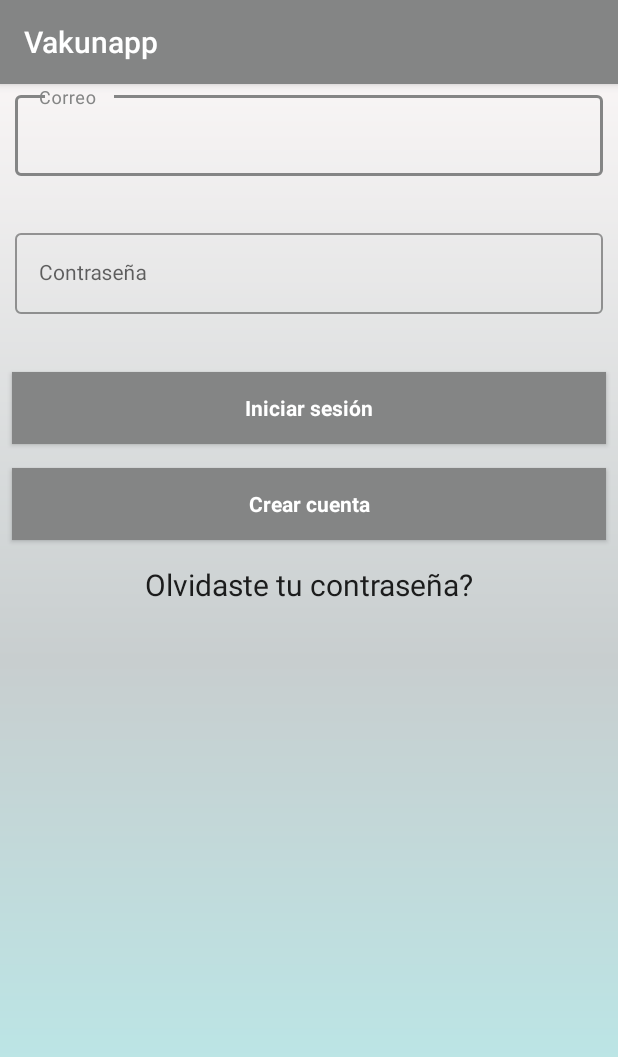
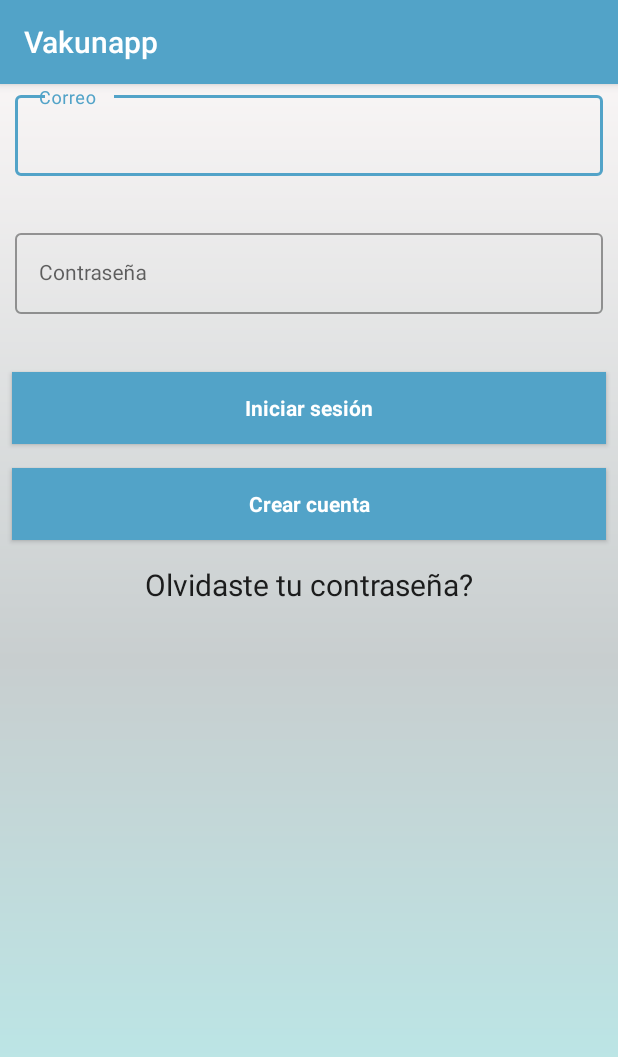
Before and after one commit to JhonStalingUnad/GestionDeVacunas, an Android app: the screen it shows after launch (MainActivity), on a phone screen of 412 x 824 dp. Shown: the top 1057 px of the screen. Run offline under Robolectric (Android 15) with nearby library versions, the phone set to English and light mode, and no system bars; our stand-ins replace Firebase (no records; nobody signed in at launch, a user with empty details on screens opened directly); libraries missing offline, so code that uses them is left out: com.gestion_de_vacunas.

Commit message:
Se ajusta error en el DatePicker, donde no se estaba colocando el mes seleccionado, se ajusta el estilo el DatePicker, y se deginen los colores del Toolbar de la aplicación

```diff
--- a/app/src/main/res/layout/activity_form_registrar_miembros.xml
+++ b/app/src/main/res/layout/activity_form_registrar_miembros.xml
@@ -88,7 +88,9 @@
                         android:id="@+id/tiFechaNacimiento"
                         android:layout_width="match_parent"
                         android:layout_height="@dimen/altura_campos"
-                        android:inputType="text"
+                        android:inputType="date"
+                        android:focusable="false"
+                        android:clickable="true"
                         android:drawableLeft="@drawable/ic_calendar" />
                 </com.google.android.material.textfield.TextInputLayout>
 
--- a/app/src/main/res/values/colors.xml
+++ b/app/src/main/res/values/colors.xml
@@ -1,7 +1,8 @@
 <?xml version="1.0" encoding="utf-8"?>
 <resources>
-    <color name="colorPrimary">#848585</color>
-    <color name="colorPrimaryDark">#B8B8B8</color>
-    <color name="colorAccent">#474747</color>
+    <color name="colorPrimary">#52A3C8</color>
+    <color name="colorPrimaryDark">#52A3C8</color>
+    <color name="colorAccent">#0C0C0C</color>
     <color name="colorButton">#83D1F4</color>
+    <color name="colorWhite">#FFFFFF</color>
 </resources>
--- a/app/src/main/res/values/strings.xml
+++ b/app/src/main/res/values/strings.xml
@@ -68,9 +68,8 @@
     <string name="cancelar">Cancelar</string>
     <string name="modificar">Modificar</string>
 
-    <string name="members_sucesfull">""Miembro creado con éxito en la aplicación."</string>
-    <string name="members_update_sucesfull">""Miembro modificado con éxito en la aplicación."</string>
-
+    <string name="members_sucesfull">"Miembro creado con éxito en la aplicación."</string>
+    <string name="members_update_sucesfull">"Miembro modificado con éxito en la aplicación."</string>
 
     <string name="register_selection">"Por favor registra los campos de selección."</string>
     <string name="register_all_fields">"Por favor registra todos los campos."</string>
```
Also changed, not shown: app/src/main/java/com/gestion_de_vacunas/Vakunapp/home/miembro/MiembroFormActivity.kt (+29 -19 lines), app/src/main/java/com/gestion_de_vacunas/Vakunapp/home/miembro/MiembrosAdapter.kt (+3 -5 lines), app/src/main/java/com/gestion_de_vacunas/Vakunapp/home/miembro/MiembrosListFragment.kt (+2 -32 lines), app/src/main/res/values/styles.xml (+8 -0 lines).
